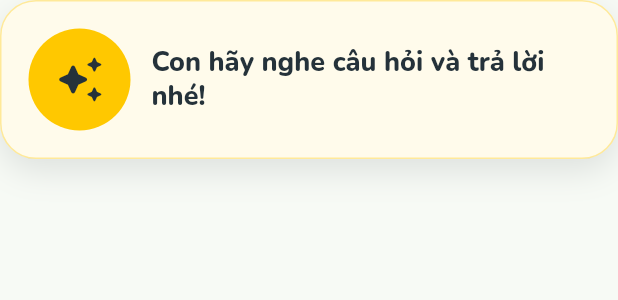
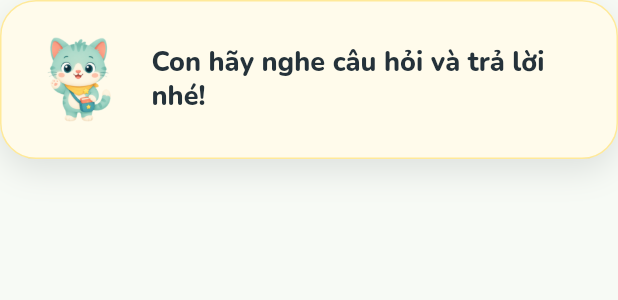
Before and after one commit to huynd4104/project-ha, a Flutter app: the AiConversationMascotPanel widget shown alone on an empty page, opened directly, on a phone screen of 412 x 824 dp. Shown: the top 300 px of the screen. Run offline on Flutter 3.47's test engine with Material 3 defaults, Android fonts, the phone set to English and light mode, and no system bars; our stand-ins replace audioplayers, cached_network_image, flutter_animate, flutter_secure_storage, flutter_svg, flutter_tts and 6 more; missing offline and left inert: dart:html, dart:ui_web, flutter_nfc_kit, mobile_scanner, ndef, record; accounts and stored records are empty; network calls fail.

Commit message:
feat: replace placeholder icon with mascot asset in conversation panel

```diff
--- a/mobile-flutter/lib/features/ai_conversation/presentation/child/widgets/ai_conversation_mascot_panel.dart
+++ b/mobile-flutter/lib/features/ai_conversation/presentation/child/widgets/ai_conversation_mascot_panel.dart
@@ -1,8 +1,10 @@
 import 'package:flutter/material.dart';
 
+import '../../../../../core/constants/mascot_assets.dart';
 import '../../../../../core/theme/app_colors.dart';
 import '../../../../../core/theme/app_text_styles.dart';
 import '../../../../../core/widgets/app_card.dart';
+import '../../../../../core/widgets/mascot_image.dart';
 
 class AiConversationMascotPanel extends StatelessWidget {
   const AiConversationMascotPanel({
@@ -20,13 +22,13 @@ class AiConversationMascotPanel extends StatelessWidget {
     borderColor: AppColors.yellow.withValues(alpha: .35),
     child: Row(
       children: [
-        const CircleAvatar(
-          radius: 34,
-          backgroundColor: AppColors.yellow,
-          child: Icon(
-            Icons.auto_awesome_rounded,
-            color: AppColors.text,
-            size: 34,
+        const SizedBox(
+          width: 68,
+          height: 68,
+          child: MascotImage(
+            assetPath: MascotAssets.mascotMain,
+            fit: BoxFit.contain,
+            animate: false,
           ),
         ),
         const SizedBox(width: 14),
```
Also changed, not shown: mobile-flutter/assets/images/mascot/mascot_main.png, 1 other file.
